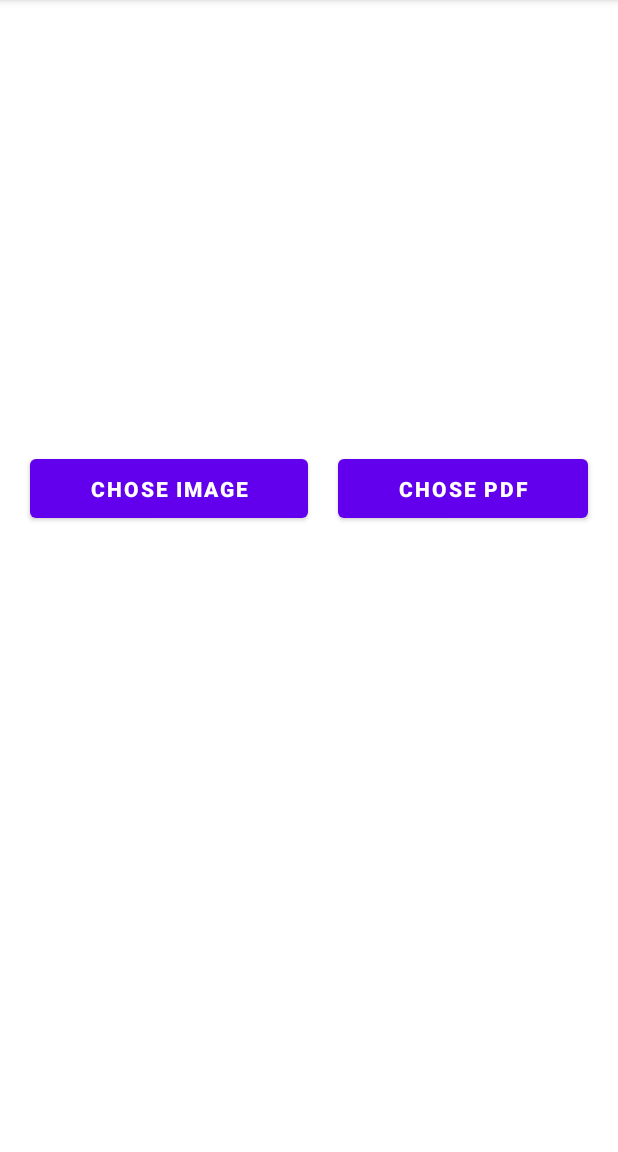
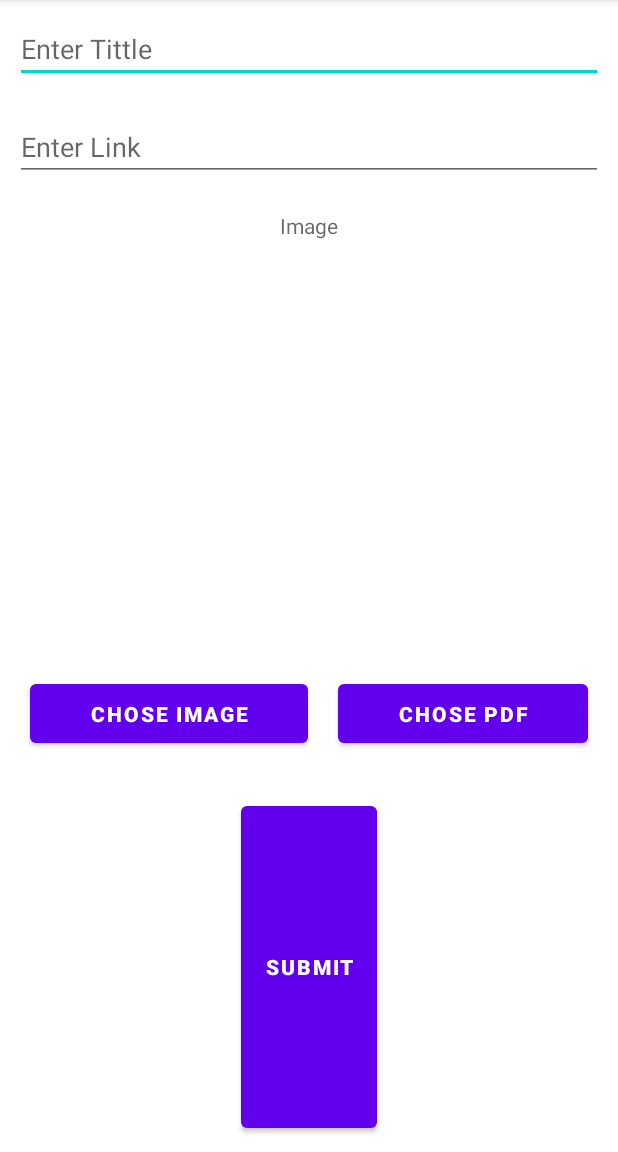
Before and after one commit to panditshruti/Sabaka-Sewak, an Android app: the Result screen opened directly, with no data from a screen before it, on a phone screen of 412 x 824 dp, the part 84-1236 px from its top. Run offline under Robolectric (Android 15) with nearby library versions, the phone set to English and light mode, and no system bars; our stand-ins replace Firebase (no records; nobody signed in at launch, a user with empty details on screens opened directly).

Commit message:
commit by shruti

```diff
--- a/app/src/main/res/layout/activity_result.xml
+++ b/app/src/main/res/layout/activity_result.xml
@@ -5,14 +5,38 @@
     android:layout_width="match_parent"
     android:orientation="vertical"
     android:layout_gravity="center"
+    android:layout_margin="10dp"
     android:layout_height="match_parent"
     tools:context=".Notice">
 
+    <EditText
+        android:layout_width="match_parent"
+        android:layout_height="wrap_content"
+        android:hint="Enter Tittle"
+        android:id="@+id/tittle"
+        android:layout_margin="10dp"
+        />
+    <EditText
+        android:layout_width="match_parent"
+        android:layout_height="wrap_content"
+        android:hint="Enter Link"
+        android:id="@+id/link"
+        android:layout_margin="10dp"
+        />
+
+    <TextView
+        android:layout_width="wrap_content"
+        android:layout_height="wrap_content"
+        android:hint="Image"
+        android:layout_gravity="center"
+        android:gravity="center"
+        android:layout_margin="10dp"
+        />
 
     <ImageView
         android:layout_width="250dp"
         android:layout_height="250dp"
-        android:layout_marginTop="30dp"
+        android:layout_marginTop="10dp"
         android:layout_gravity="center"
         android:id="@+id/imgview"
         />
@@ -49,6 +73,17 @@
             />
 
 
+
     </LinearLayout>
+    <Button
+        android:layout_width="wrap_content"
+        android:layout_height="wrap_content"
+        android:text="submit"
+        android:layout_margin="10dp"
+        android:layout_weight="1"
+        android:textStyle="bold"
+        android:layout_gravity="center"
+        android:id="@+id/submit"
+        />
 
 </LinearLayout>
```
Also changed, not shown: app/src/main/java/com/example/backendsabkasewak/Notice.kt (+79 -90 lines), app/src/main/java/com/example/backendsabkasewak/Result.kt (+78 -60 lines), app/src/main/java/com/example/backendsabkasewak/db/NoticeItem.kt (added, +8 -0 lines), app/src/main/java/com/example/backendsabkasewak/db/ResultItem.kt (added, +9 -0 lines), app/src/main/res/layout/activity_notice.xml (+13 -10 lines).
